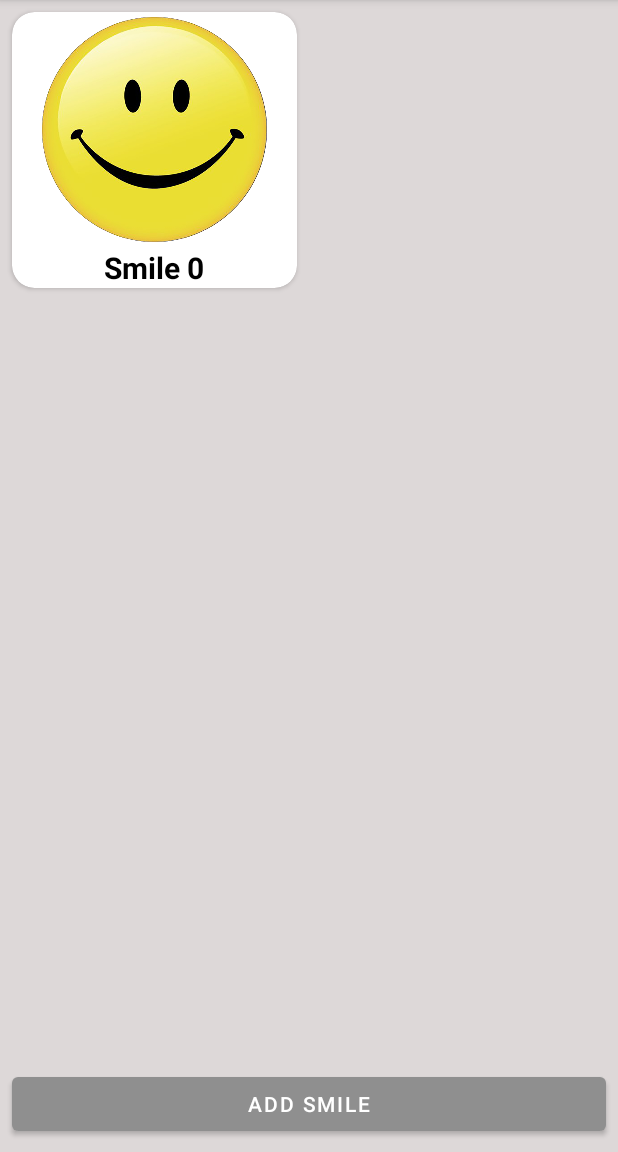
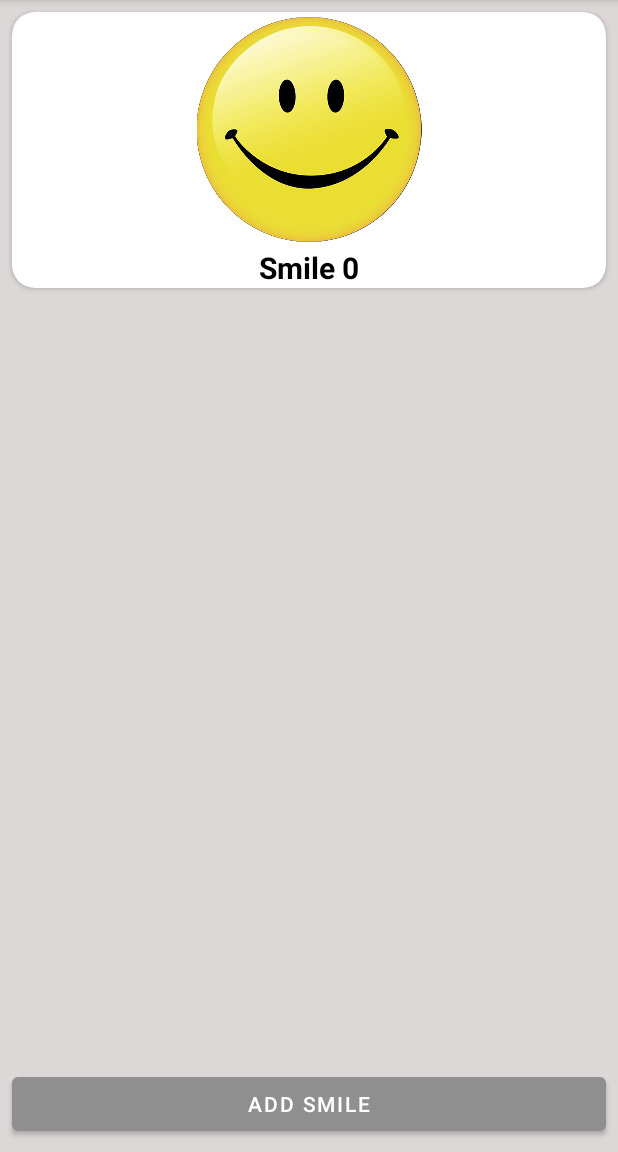
Before and after one commit to Sanssei/MyApp, an Android app: the screen it shows after launch (MainActivity), after a tap on "ADD SMILE", on a phone screen of 412 x 824 dp, the part 84-1236 px from its top. Run offline under Robolectric (Android 15) with nearby library versions, the phone set to English and light mode, and no system bars.

Commit message:
fix bag_1

```diff
--- a/app/src/main/java/com/example/myapplication/MainActivity.kt
+++ b/app/src/main/java/com/example/myapplication/MainActivity.kt
@@ -3,6 +3,7 @@ package com.example.myapplication
 import androidx.appcompat.app.AppCompatActivity
 import android.os.Bundle
 import androidx.recyclerview.widget.GridLayoutManager
+import androidx.recyclerview.widget.LinearLayoutManager
 import com.example.myapplication.databinding.ActivityMainBinding
 
 class MainActivity : AppCompatActivity() {
@@ -10,7 +11,7 @@ class MainActivity : AppCompatActivity() {
     private val adapter = SmileAdapter()
     private val imageIdList = listOf(R.drawable.smile1, R.drawable.smile2, R.drawable.smile3,
         R.drawable.smile4, R.drawable.smile5, R.drawable.smile6, R.drawable.smile7,
-        R.drawable.smile8, R.drawable.smile9, R.drawable.smile10)
+        R.drawable.smile8)
     private var index = 0
     override fun onCreate(savedInstanceState: Bundle?) {
         super.onCreate(savedInstanceState)
@@ -21,10 +22,10 @@ class MainActivity : AppCompatActivity() {
 
     private fun init () {
         binding.apply{
-            recyclerView.layoutManager = GridLayoutManager(this@MainActivity, 2)
+            recyclerView.layoutManager = LinearLayoutManager(this@MainActivity)
             recyclerView.adapter = adapter
             buttonAdd.setOnClickListener {
-                if (index > 9) index = 0
+                if (index > 7) index = 0
                 val smile = Smile(imageIdList[index], "Smile $index")
                 adapter.addSmile(smile)
                 index++
```
Also changed, not shown: app/src/main/res/drawable/smile4.jpg (added), app/src/main/res/drawable/smile5.jpg, app/src/main/res/drawable/smile6.jpg, app/src/main/res/drawable/smile7.jpg (deleted), app/src/main/res/drawable/smile7.png (renamed from app/src/main/res/drawable/smile9.png), app/src/main/res/drawable/smile8.jpg (deleted), app/src/main/res/drawable/smile8.png (renamed from app/src/main/res/drawable/smile10.png), 1 other file.
